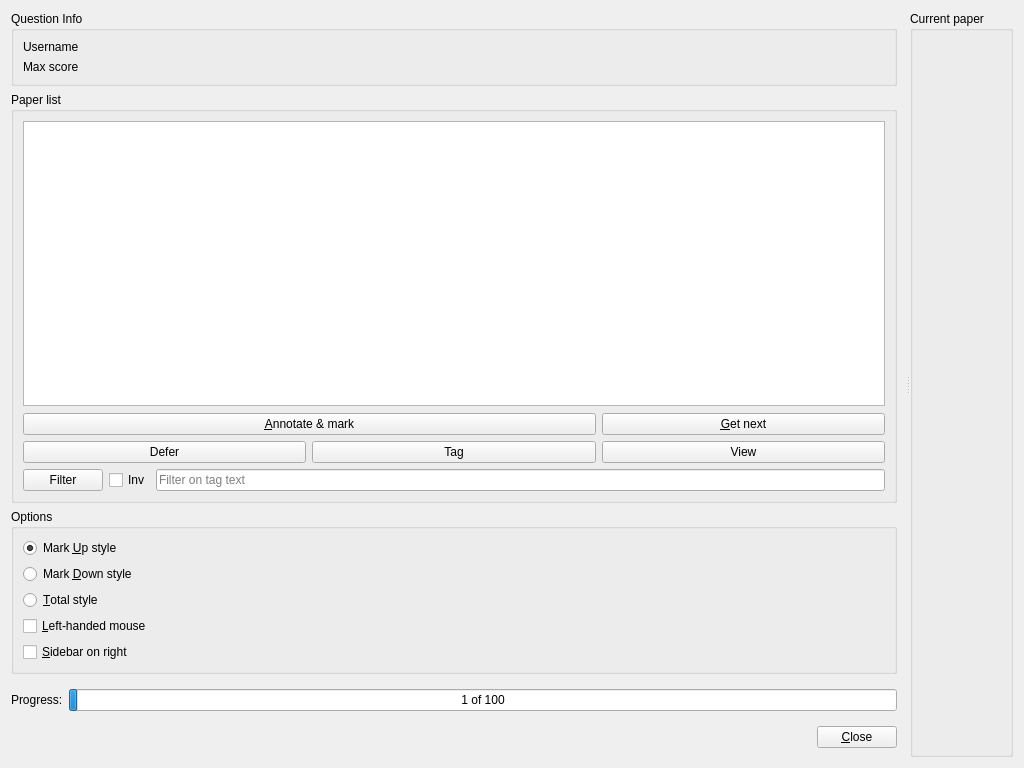
Above: qtCreatorFiles/ui_marker.ui from plomgrading/plom before the change. Below: the same form after it.
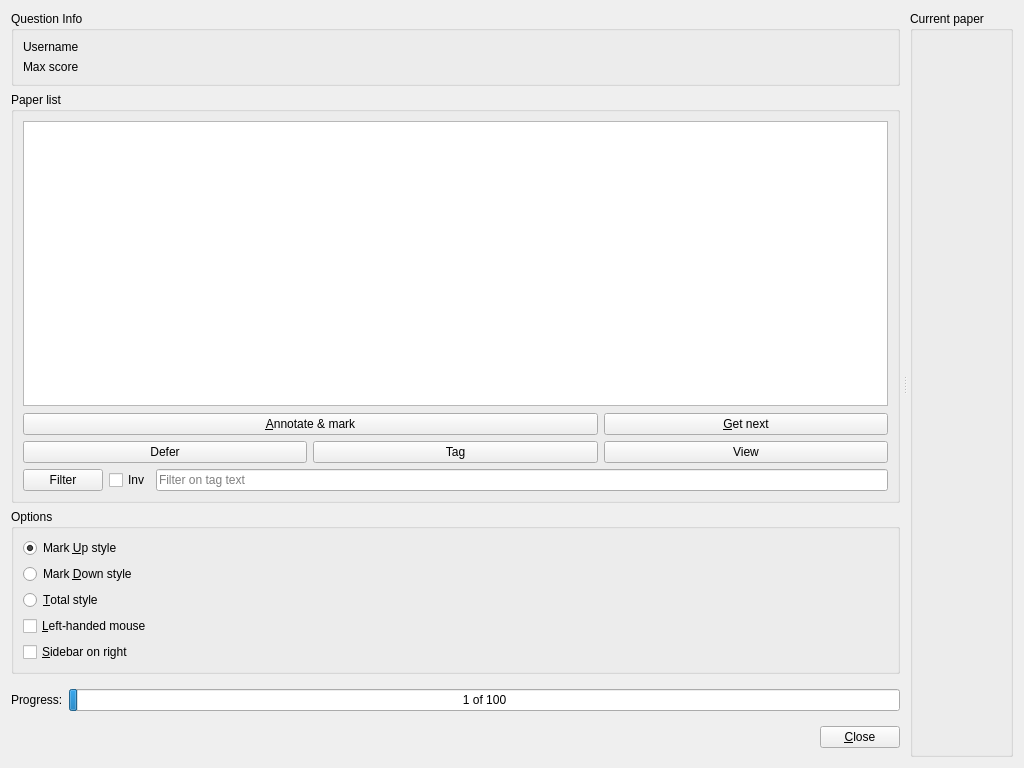
That is the form after the change. Custom widgets are drawn as their Qt base class.

Commit message: rob the margins for splitter

Diff of the .ui file:
```diff
--- a/qtCreatorFiles/ui_marker.ui
+++ b/qtCreatorFiles/ui_marker.ui
@@ -22,6 +22,12 @@
      <property name="orientation">
       <enum>Qt::Horizontal</enum>
      </property>
+     <property name="handleWidth">
+      <number>10</number>
+     </property>
+     <property name="childrenCollapsible">
+      <bool>false</bool>
+     </property>
      <widget class="QFrame" name="frame">
       <property name="frameShape">
        <enum>QFrame::NoFrame</enum>
@@ -36,6 +42,9 @@
        <property name="topMargin">
         <number>0</number>
        </property>
+       <property name="rightMargin">
+        <number>0</number>
+       </property>
        <item>
         <widget class="QGroupBox" name="infoBox">
          <property name="title">
```
The commit also changes 1 other file.
